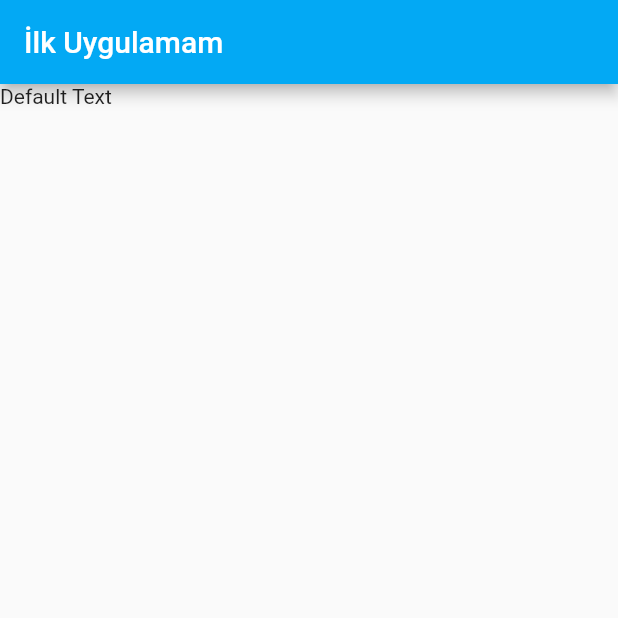
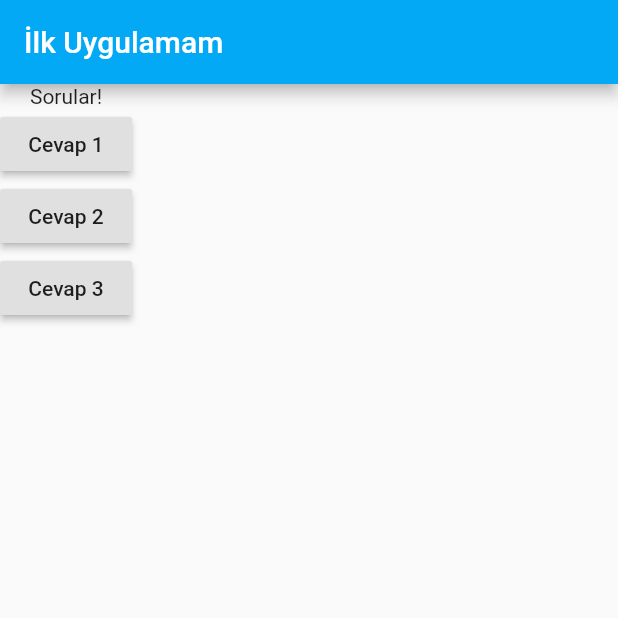
Before and after one commit to esN2k/ilk_eni, a Flutter app: the screen it shows after launch, on a phone screen of 412 x 824 dp, the top half of it. Run offline on Flutter 3.47's test engine with Material 2 defaults, Android fonts, the phone set to English and light mode, and no system bars.

Commit message:
Soru Sorma

```diff
--- a/lib/main.dart
+++ b/lib/main.dart
@@ -1,4 +1,4 @@
-// ignore_for_file: prefer_const_constructors, use_key_in_widget_constructors
+// ignore_for_file: prefer_const_constructors, use_key_in_widget_constructors, unnecessary_string_escapes, prefer_const_literals_to_create_immutables, unused_local_variable, avoid_print, deprecated_member_use
 
 import 'package:flutter/material.dart';
 
@@ -7,23 +7,40 @@ import 'package:flutter/material.dart';
 // }
 void main() => runApp(MyApp());
 
-class MySecondApp extends StatelessWidget {
+class MyApp extends StatelessWidget {
+  void answerQuestion() {
+    print('Cevap Verildi');
+  }
+
   @override
   Widget build(BuildContext context) {
-    return MaterialApp(home: Text("Merhaba"));
-  }
-}
-
-class MyApp extends StatelessWidget {
-  @override
-  Widget build(BuildContext context) {
+    var sorular = [
+      'What\'s your favorite color?',
+      'What\'s your favorite animal?',
+    ];
     return MaterialApp(
       home: Scaffold(
         appBar: AppBar(
           backgroundColor: Colors.lightBlue,
           title: Text("İlk Uygulamam"),
         ),
-        body: Text("Default Text"),
+        body: Column(
+          children: <Widget>[
+            Text('Sorular!'),
+            RaisedButton(
+              child: Text('Cevap 1'),
+              onPressed: answerQuestion,
+            ),
+            RaisedButton(
+              child: Text('Cevap 2'),
+              onPressed: answerQuestion,
+            ),
+            RaisedButton(
+              child: Text('Cevap 3'),
+              onPressed: answerQuestion,
+            ),
+          ],
+        ),
       ),
     );
   }
```
